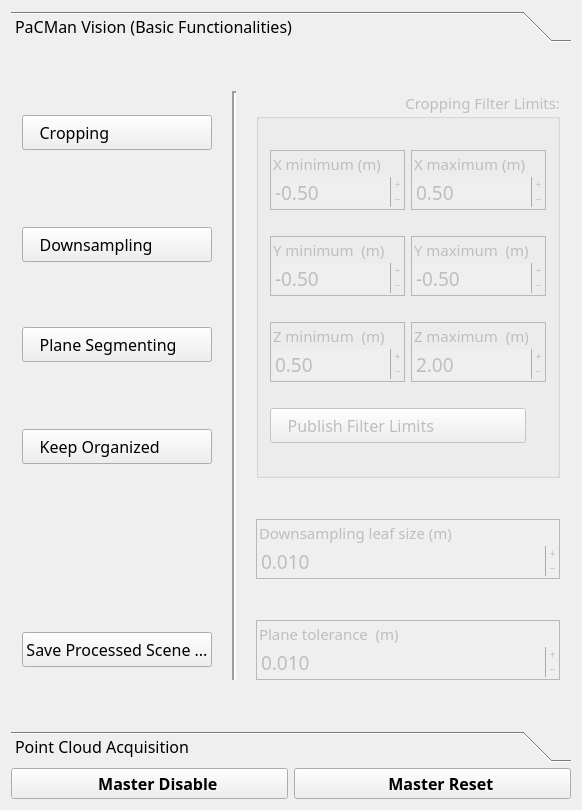
The window that src/basic_node/gui/basic_node_gui.ui (Tabjones/pacman_vision) describes before a commit, drawn with Qt 5.
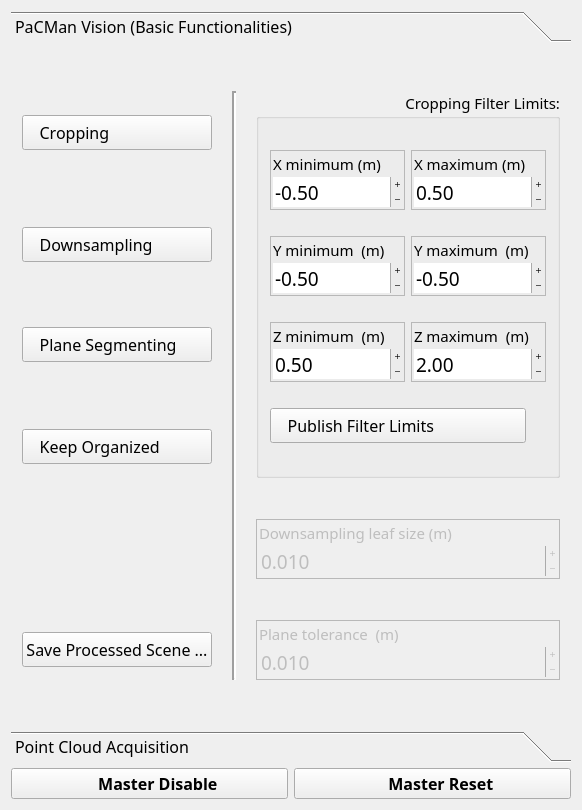
The same window after the commit. Icons and pictures are not drawn.

```diff
--- a/src/basic_node/gui/basic_node_gui.ui
+++ b/src/basic_node/gui/basic_node_gui.ui
@@ -117,9 +117,6 @@
         </item>
         <item row="0" column="2" rowspan="4">
          <widget class="QGroupBox" name="CroppingG">
-          <property name="enabled">
-           <bool>false</bool>
-          </property>
           <property name="sizePolicy">
            <sizepolicy hsizetype="Expanding" vsizetype="MinimumExpanding">
             <horstretch>0</horstretch>
```
